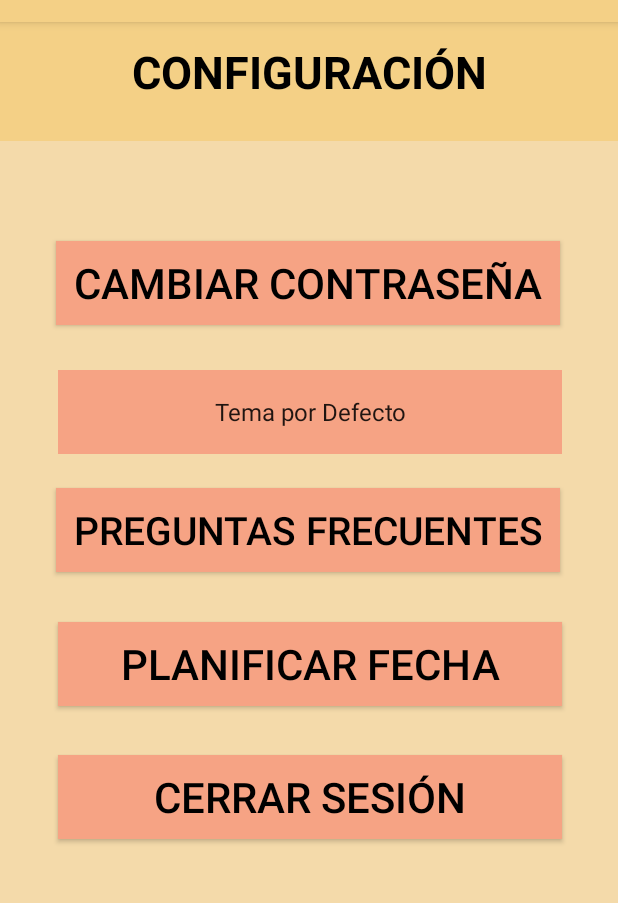
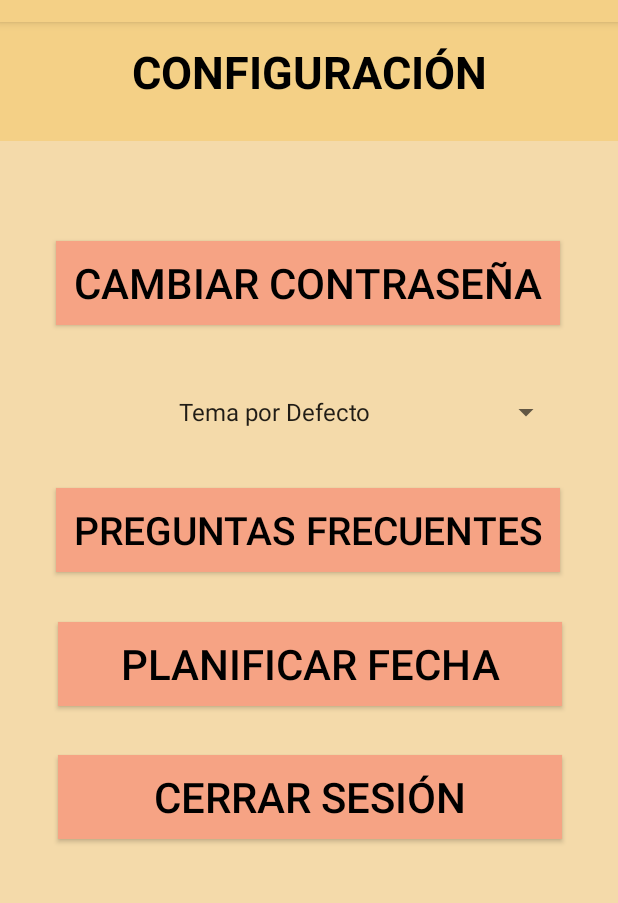
Before and after one commit to alepagu/APGMotor, an Android app built with Jetpack Compose: the Configuracion_apgmotor screen opened directly, with no data from a screen before it, on a phone screen of 412 x 824 dp, the part 62-965 px from its top. Run offline under Robolectric (Android 15) with nearby library versions, the phone set to English and light mode, and no system bars.

Commit message:
El commit es de guardado, para controlar la versión actual (estable y con mantenimiento). Además incluye un nuevo desplegable y cambios de funcionamiento en zonas concretas de Configuracion

```diff
--- a/app/build.gradle.kts
+++ b/app/build.gradle.kts
@@ -67,6 +67,7 @@ dependencies {
     implementation(libs.androidx.activity)
     implementation ("org.mariadb.jdbc:mariadb-java-client:3.1.0")
     implementation ("org.jetbrains.kotlinx:kotlinx-coroutines-android:1.5.0")
+    implementation(libs.androidx.preference.ktx)
     testImplementation(libs.junit)
     androidTestImplementation(libs.androidx.junit)
     androidTestImplementation(libs.androidx.espresso.core)
--- a/app/src/main/java/com/example/apgmotor/Configuracion_apgmotor.kt
+++ b/app/src/main/java/com/example/apgmotor/Configuracion_apgmotor.kt
@@ -2,6 +2,7 @@ package com.example.apgmotor
 
 import android.content.Intent
 import android.os.Bundle
+import android.preference.PreferenceManager
 import android.view.View
 import android.widget.AdapterView
 import android.widget.ArrayAdapter
@@ -13,6 +14,17 @@ import androidx.appcompat.app.AppCompatActivity
 
 class Configuracion_apgmotor : AppCompatActivity() {
     override fun onCreate(savedInstanceState: Bundle?) {
+        // Obtener las preferencias del usuario
+        val apg_preferencias = PreferenceManager.getDefaultSharedPreferences(this)
+        val apg_temas = apg_preferencias.getString("apg_temas", "Tema por Defecto")
+
+        // Establecer el tema según la preferencia del usuario
+        when (apg_temas) {
+            "Tema Claro" -> setTheme(R.style.AppTheme_Clarito)
+            "Tema Oscuro" -> setTheme(R.style.AppTheme_Oscurito)
+            else -> setTheme(R.style.AppTheme)
+        }
+
         super.onCreate(savedInstanceState)
         enableEdgeToEdge()
         setContentView(R.layout.activity_configuracion_apgmotor)
@@ -25,24 +37,31 @@ class Configuracion_apgmotor : AppCompatActivity() {
         }
 
        //Añadir lista de compornentes al Desplegable de esta pantalla
-        val desplegable: Spinner = findViewById(R.id.desplegabletemas)
+        val apg_desplegableTemas: Spinner = findViewById(R.id.desplegabletemas)
 
-        val opciones = arrayOf("Tema por Defecto", "Tema Claro", "Tema Oscuro")
+        val apg_opciones = arrayOf("Tema por Defecto", "Tema Claro", "Tema Oscuro")
 
         // Adaptador para que el desplegable recoja los valores
-        val adaptador = ArrayAdapter(this, android.R.layout.simple_spinner_item, opciones)
-        adaptador.setDropDownViewResource(android.R.layout.simple_spinner_dropdown_item)
-        desplegable.adapter = adaptador
+        val apg_adaptador = ArrayAdapter(this, android.R.layout.simple_spinner_item, apg_opciones)
+        apg_adaptador.setDropDownViewResource(android.R.layout.simple_spinner_dropdown_item)
+        apg_desplegableTemas.adapter = apg_adaptador
 
-        // Funcionalidad del desplegable segúl la selección
-        desplegable.onItemSelectedListener = object : AdapterView.OnItemSelectedListener {
+        // Funcionalidad del desplegable según la selección obtenida
+        apg_desplegableTemas.onItemSelectedListener = object : AdapterView.OnItemSelectedListener {
             override fun onItemSelected(parent: AdapterView<*>, view: View, position: Int, id: Long) {
-                val opcionSeleccionada = opciones[position]
-                // Hacer algo con la opción seleccionada
+                val opcionSeleccionada = apg_opciones[position]
+                // Cambiar el tema según la opción seleccionada por el usuario
+                //Para la versión del 27/05/2024 solo se cambia el color al usar el desplegable
+                when (opcionSeleccionada) {
+                    "Tema por Defecto" -> setTheme(R.style.AppTheme)
+                    "Tema Claro" -> setTheme(R.style.AppTheme_Clarito)
+                    "Tema Oscuro" -> setTheme(R.style.AppTheme_Oscurito)
+                }
             }
 
             override fun onNothingSelected(parent: AdapterView<*>) {
                 // Acción cuando no se ha seleccionado nada
+                setTheme(R.style.AppTheme)
             }
         }
 
@@ -68,6 +87,7 @@ class Configuracion_apgmotor : AppCompatActivity() {
 
             val intent: Intent = Intent(this, Login_apgmotor:: class.java)
             startActivity(intent)
+
         }
 
     }
--- a/app/src/main/res/layout/activity_configuracion_apgmotor.xml
+++ b/app/src/main/res/layout/activity_configuracion_apgmotor.xml
@@ -85,7 +85,6 @@
         android:id="@+id/desplegabletemas"
         android:layout_width="336dp"
         android:layout_height="56dp"
-        android:background="#F6A384"
         android:spinnerMode="dropdown"
         android:textAlignment="center"
         app:layout_constraintBottom_toBottomOf="parent"
--- a/app/src/main/res/values/strings.xml
+++ b/app/src/main/res/values/strings.xml
@@ -1,4 +1,5 @@
 <resources>
     <string name="app_name">APGMotor</string>
     <string name="item_label">Temas Disponibles</string>
+    <string name="item_cat">Categorías Disponibles</string>
 </resources>
--- a/app/src/main/res/values/themes.xml
+++ b/app/src/main/res/values/themes.xml
@@ -1,11 +1,27 @@
 <?xml version="1.0" encoding="utf-8"?>
 <resources>
+    <!-- Tema claro -->
+    <style name="AppTheme.Clarito" parent="Theme.AppCompat.Light.DarkActionBar">
+        <item name="colorPrimary">@color/white</item>
+        <item name="colorPrimaryDark">@color/primario</item>
+        <item name="colorAccent">@color/black</item>
+    </style>
+
+    <!-- Tema oscuro -->
+    <style name="AppTheme.Oscurito" parent="Theme.AppCompat">
+        <item name="colorPrimary">@color/black</item>
+        <item name="colorPrimaryDark">@color/secundario</item>
+        <item name="colorAccent">@color/white</item>
+    </style>
+
+    <!-- Tema por defecto -->
     <style name="AppTheme" parent="Theme.AppCompat.DayNight.DarkActionBar">
         <item name="colorPrimary">@color/primario</item>
         <item name="colorSecondary">@color/secundario</item>
         <item name="colorAccent">@color/black</item>
     </style>
 
+    <!-- Pantalla de craga de la app -->
     <style name="SplashTheme" parent="AppTheme">
         <item name="android:windowBackground">@drawable/splashscreen</item>
     </style>
--- a/gradle/libs.versions.toml
+++ b/gradle/libs.versions.toml
@@ -12,6 +12,7 @@ constraintlayout = "2.1.4"
 appcompat = "1.6.1"
 material = "1.11.0"
 activity = "1.8.0"
+preferenceKtx = "1.2.1"
 
 [libraries]
 androidx-core-ktx = { group = "androidx.core", name = "core-ktx", version.ref = "coreKtx" }
@@ -32,6 +33,7 @@ androidx-constraintlayout = { group = "androidx.constraintlayout", name = "const
 androidx-appcompat = { group = "androidx.appcompat", name = "appcompat", version.ref = "appcompat" }
 material = { group = "com.google.android.material", name = "material", version.ref = "material" }
 androidx-activity = { group = "androidx.activity", name = "activity", version.ref = "activity" }
+androidx-preference-ktx = { group = "androidx.preference", name = "preference-ktx", version.ref = "preferenceKtx" }
 
 [plugins]
 androidApplication = { id = "com.android.application", version.ref = "agp" }
```
Also changed, not shown: app/src/main/java/com/example/apgmotor/ingresargastos_apgmotor.kt (+27 -2 lines), app/src/main/res/layout/activity_ingresargastos_apgmotor.xml (+12 -12 lines).
